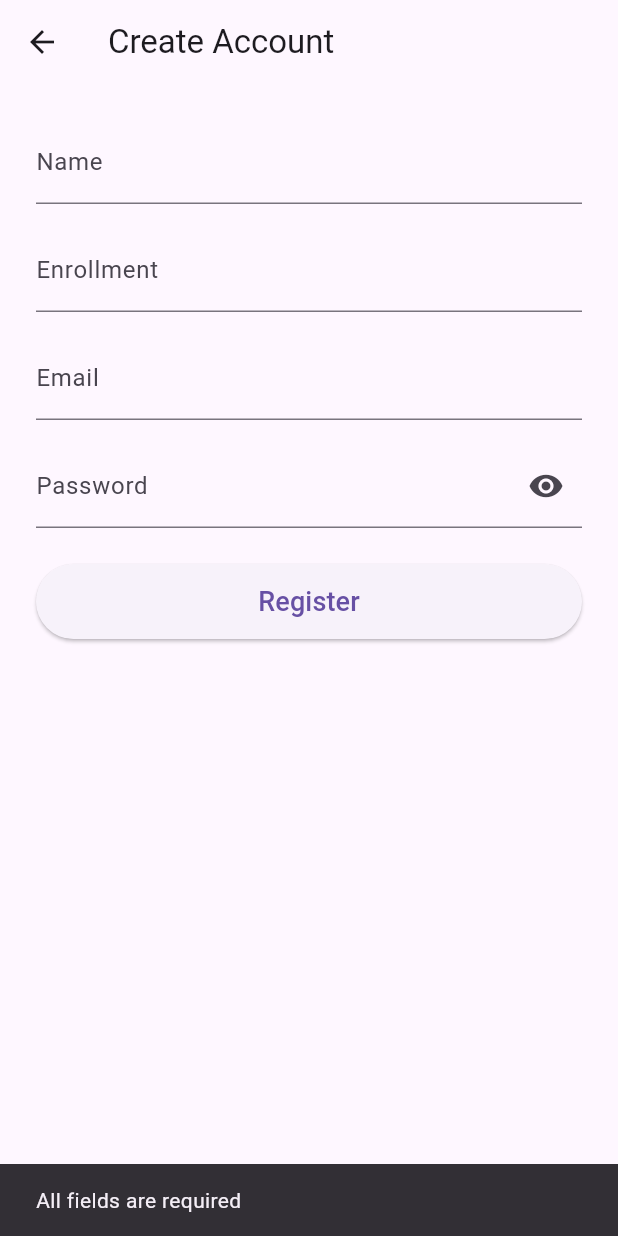
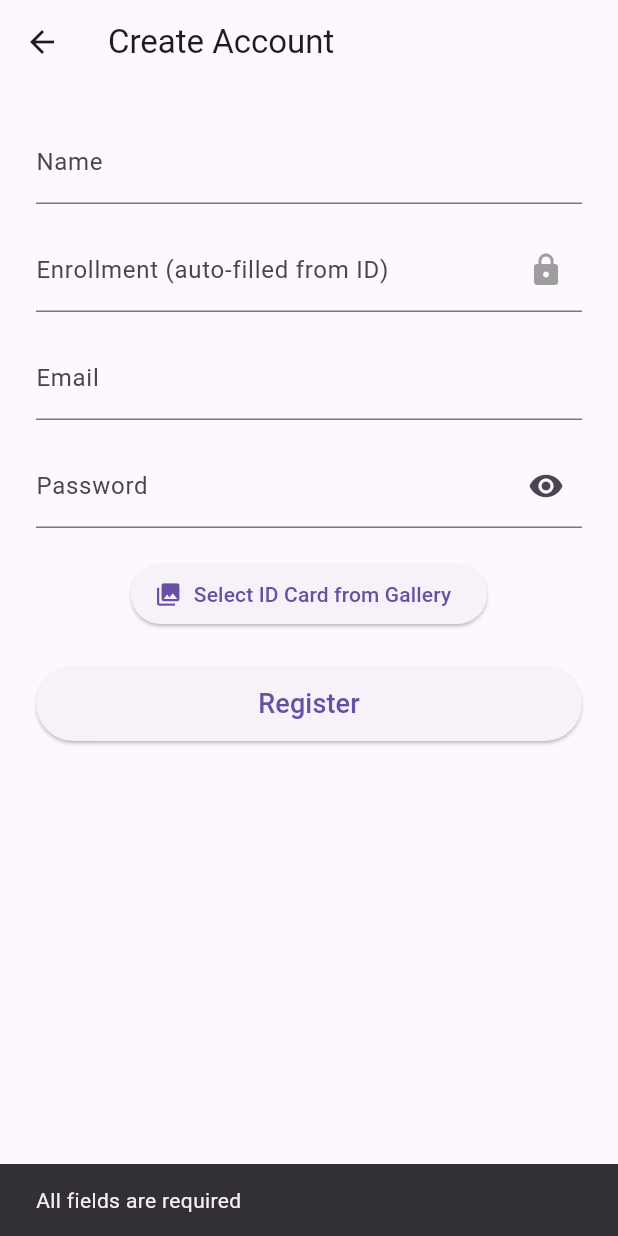
Before and after one commit to naklideep/pooling, a Flutter app: the RegistrationPage screen opened directly, after a tap on "Register", on a phone screen of 412 x 824 dp. Run offline on Flutter 3.47's test engine with Material 3 defaults, Android fonts, the light colour scheme and no system bars; our stand-ins replace cloud_firestore, firebase_auth, firebase_core, firebase_messaging, flutter_local_notifications, flutter_map and 4 more; missing offline and left inert: google_mlkit_text_recognition; accounts and stored records are empty.

Commit message:
Enrollment OCR

```diff
--- a/lib/pages/registration_page.dart
+++ b/lib/pages/registration_page.dart
@@ -1,6 +1,9 @@
+import 'dart:io';
 import 'package:flutter/material.dart';
 import 'package:firebase_auth/firebase_auth.dart';
 import 'package:cloud_firestore/cloud_firestore.dart';
+import 'package:image_picker/image_picker.dart';
+import 'package:google_mlkit_text_recognition/google_mlkit_text_recognition.dart';
 
 class RegistrationPage extends StatefulWidget {
   @override
@@ -15,42 +18,90 @@ class _RegistrationPageState extends State<RegistrationPage> {
 
   bool _obscurePassword = true;
   bool _isLoading = false;
+  File? _idCardImage;
+
   final FirebaseAuth _auth = FirebaseAuth.instance;
 
+  // 🖼️ Pick ID Card from Gallery
+  Future<void> _pickImage() async {
+    final picker = ImagePicker();
+    final picked = await picker.pickImage(source: ImageSource.gallery);
+
+    if (picked != null) {
+      setState(() {
+        _idCardImage = File(picked.path);
+      });
+      await _extractTextFromImage(_idCardImage!);
+    } else {
+      _showSnackBar("No image selected");
+    }
+  }
+
+  // 🧠 Extract Enrollment Number from Image
+  Future<void> _extractTextFromImage(File imageFile) async {
+    final textRecognizer = TextRecognizer(script: TextRecognitionScript.latin);
+    final inputImage = InputImage.fromFile(imageFile);
+    final recognizedText = await textRecognizer.processImage(inputImage);
+
+    String extractedEnrollment = "";
+    final RegExp enrollmentRegex = RegExp(r'\b\d{15}\b');
+
+    for (var block in recognizedText.blocks) {
+      for (var line in block.lines) {
+        if (enrollmentRegex.hasMatch(line.text)) {
+          extractedEnrollment =
+          enrollmentRegex.firstMatch(line.text)!.group(0)!;
+          break;
+        }
+      }
+    }
+
+    if (extractedEnrollment.isNotEmpty) {
+      setState(() {
+        _enrollmentController.text = extractedEnrollment;
+      });
+      _showSnackBar("✅ Enrollment detected: $extractedEnrollment");
+    } else {
+      _showSnackBar("⚠️ No enrollment number found. Try again!");
+    }
+
+    textRecognizer.close();
+  }
+
+  // 🔐 Registration Logic
   void _register() async {
     String name = _nameController.text.trim();
     String enrollment = _enrollmentController.text.trim();
     String email = _emailController.text.trim();
     String password = _passwordController.text.trim();
 
-    if (name.isEmpty || enrollment.isEmpty || email.isEmpty || password.isEmpty) {
+    if (name.isEmpty || email.isEmpty || password.isEmpty) {
       _showSnackBar("All fields are required");
       return;
     }
 
-    if (name.length < 2) {
-      _showSnackBar("Name must be at least 2 characters long");
-      return;
-    }
-    if (!RegExp(r'^[A-Za-z ]+$').hasMatch(name)) {
-      _showSnackBar("Name can only contain letters and spaces");
-      return;
-    }
-
-    if (!RegExp(r'^[0-9]{15}$').hasMatch(enrollment)) {
-      _showSnackBar("Enrollment must be exactly 15 digits");
-      return;
-
-  }
-
-    if (password.length < 6) {
-      _showSnackBar("Password must be at least 6 characters long");
+    if (enrollment.isEmpty) {
+      _showSnackBar("Please upload your ID card to extract enrollment");
       return;
     }
 
     setState(() => _isLoading = true);
 
     try {
+      // 🔍 Check if enrollment already exists
+      final existingUser = await FirebaseFirestore.instance
+          .collection("users")
+          .where("enrollment", isEqualTo: enrollment)
+          .limit(1)
+          .get();
+
+      if (existingUser.docs.isNotEmpty) {
+        _showSnackBar("⚠️ Enrollment already registered!");
+        setState(() => _isLoading = false);
+        return;
+      }
+
+      // 👤 Create new user
       UserCredential user = await _auth.createUserWithEmailAndPassword(
         email: email,
         password: password,
@@ -70,7 +121,7 @@ class _RegistrationPageState extends State<RegistrationPage> {
           "isBanned": false,
         });
 
-        _showSnackBar("Verification email sent! Please verify before login.");
+        _showSnackBar("✅ Verification email sent! Please verify before login.");
         Navigator.pop(context);
       }
     } on FirebaseAuthException catch (e) {
@@ -83,9 +134,7 @@ class _RegistrationPageState extends State<RegistrationPage> {
   }
 
   void _showSnackBar(String message) {
-    ScaffoldMessenger.of(context).showSnackBar(
-      SnackBar(content: Text(message)),
-    );
+    ScaffoldMessenger.of(context).showSnackBar(SnackBar(content: Text(message)));
   }
 
   @override
@@ -102,40 +151,42 @@ class _RegistrationPageState extends State<RegistrationPage> {
     return Scaffold(
       appBar: AppBar(title: Text("Create Account")),
       body: Padding(
-        padding: EdgeInsets.all(24.0),
+        padding: const EdgeInsets.all(24.0),
         child: SingleChildScrollView(
           child: Column(
             children: [
               TextField(
-                key: Key('nameField'),
                 controller: _nameController,
                 decoration: InputDecoration(labelText: "Name"),
               ),
               SizedBox(height: 16),
+
+              // 🧾 Enrollment field (READ-ONLY)
               TextField(
-                key: Key('enrollmentField'),
                 controller: _enrollmentController,
-                decoration: InputDecoration(labelText: "Enrollment"),
-                keyboardType: TextInputType.number,
+                readOnly: true,
+                decoration: InputDecoration(
+                  labelText: "Enrollment (auto-filled from ID)",
+                  suffixIcon: Icon(Icons.lock, color: Colors.grey),
+                ),
               ),
               SizedBox(height: 16),
+
               TextField(
-                key: Key('emailField'),
                 controller: _emailController,
                 decoration: InputDecoration(labelText: "Email"),
                 keyboardType: TextInputType.emailAddress,
               ),
               SizedBox(height: 16),
               TextField(
-                key: Key('passwordField'),
                 controller: _passwordController,
                 obscureText: _obscurePassword,
                 decoration: InputDecoration(
                   labelText: "Password",
                   suffixIcon: IconButton(
-                    icon: Icon(
-                      _obscurePassword ? Icons.visibility : Icons.visibility_off,
-                    ),
+                    icon: Icon(_obscurePassword
+                        ? Icons.visibility
+                        : Icons.visibility_off),
                     onPressed: () {
                       setState(() {
                         _obscurePassword = !_obscurePassword;
@@ -144,16 +195,29 @@ class _RegistrationPageState extends State<RegistrationPage> {
                   ),
                 ),
               ),
+              SizedBox(height: 20),
+
+              // 🪪 Upload ID Card (Gallery)
+              ElevatedButton.icon(
+                onPressed: _pickImage,
+                icon: Icon(Icons.photo_library),
+                label: Text("Select ID Card from Gallery"),
+              ),
+              if (_idCardImage != null)
+                Padding(
+                  padding: const EdgeInsets.all(8.0),
+                  child: Image.file(_idCardImage!, height: 150),
+                ),
+
               SizedBox(height: 24),
               _isLoading
                   ? CircularProgressIndicator()
                   : ElevatedButton(
-                key: Key('registerButton'),
                 onPressed: _register,
-                child: Text("Register", style: TextStyle(fontSize: 18)),
                 style: ElevatedButton.styleFrom(
                   minimumSize: Size(double.infinity, 50),
                 ),
+                child: Text("Register", style: TextStyle(fontSize: 18)),
               ),
             ],
           ),
--- a/pubspec.yaml
+++ b/pubspec.yaml
@@ -43,6 +43,8 @@ dependencies:
   flutter_map: ^7.0.2
   latlong2: ^0.9.0
   http: ^1.2.2
+  image_picker: ^1.1.2
+  google_mlkit_text_recognition: ^0.13.0
 
 
 
```
Also changed, not shown: pubspec.lock, 5 other files.
